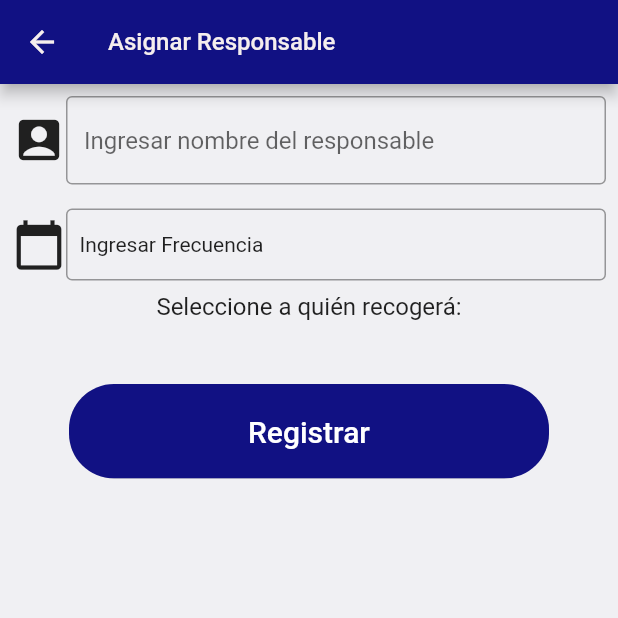
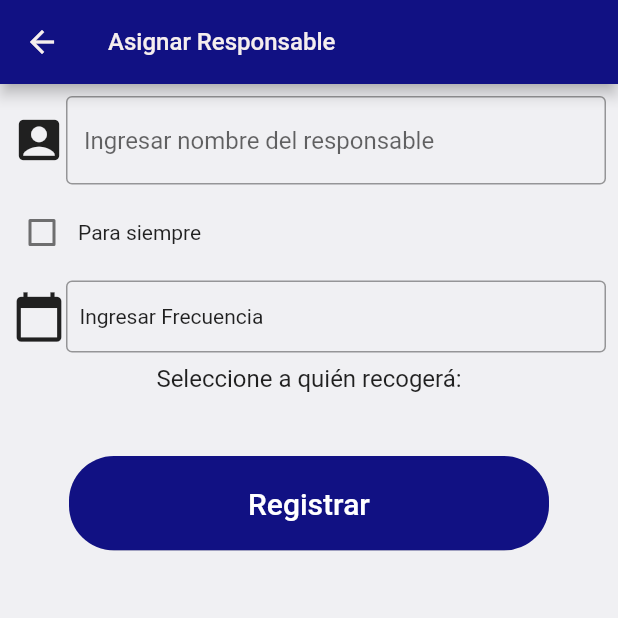
Before and after one commit to paku-apps/clean_flutter_app, a Flutter app: the AssignPage screen opened by its route, on a phone screen of 412 x 824 dp, the top half of it. Run offline on Flutter 3.47's test engine with Material 2 defaults, Android fonts, the phone set to English and light mode, and no system bars; our stand-ins replace dio, equatable, flutter_svg, flutter_typeahead, get, image_picker and 3 more; missing offline and left inert: flutter_barcode_scanner; accounts and stored records are empty; network calls fail.

Commit message:
Added the range of assigns in charger

```diff
--- a/lib/constants/dimensions.dart
+++ b/lib/constants/dimensions.dart
@@ -16,4 +16,5 @@ const dimenExtraBig = 40.0;
 const textSizeButtonApp = 20.0;
 const textSizeTitleApp = 20.0;
 const textSizeNormalLabel = 16.0;
+const textSizeMinimunLabel = 14.0;
 const textSizeAvatar = 20.0;
--- a/lib/constants/text_constants.dart
+++ b/lib/constants/text_constants.dart
@@ -50,6 +50,7 @@ const assignInputFrecuency = "Ingresar Frecuencia";
 const registerAssignButton = "Registrar";
 const editAssignPageTitle = "Editar Autorización";
 const updateAssignButton = "Actualizar";
+const assignForever= "Para siempre";
 
 //Home Father Page List Assign
 const listAssignsTitle = "Autorizaciones creadas";
--- a/lib/features/assign/new_assign_page.dart
+++ b/lib/features/assign/new_assign_page.dart
@@ -134,11 +134,26 @@ class AssignPage extends StatelessWidget {
                         ),
                       ),
                     ),
-                    //SfDateRangePicker(),
                     Container(//Frecuencia
                       width: isMobile() ? deviceData.size.width : getResponsiveWidthContainer(deviceData),
+                      child: Obx((){
+                        return Row(
+                          children: [
+                            SizedBox(width: 4),
+                            Checkbox(value: assignController.checkForever.value, onChanged: (value) {
+                              assignController.checkForeverRange();
+                            },),
+                            Text(assignForever),
+                          ],
+                        );
+                      })
+                    ),
+                    //SfDateRangePicker(),
+                    Obx((){
+                      return Container(//Frecuencia
+                        width: isMobile() ? deviceData.size.width : getResponsiveWidthContainer(deviceData),
                         margin: EdgeInsets.fromLTRB(dimenSmall, dimenSmall, dimenSmall, dimenSmall),
-                      child: Row(
+                        child: assignController.checkForever.value ? SizedBox(height: 8) : Row(
                           children: [
                             const Icon(Icons.calendar_today, size: 36),
                             Expanded(
@@ -185,7 +200,8 @@ class AssignPage extends StatelessWidget {
                             ),
                           ],
                         ),
-                    ),
+                      );
+                    }),
                     Text("Seleccione a quién recogerá:", textAlign: TextAlign.start, style: TextStyle(fontSize: textSizeNormalLabel)),
                     Container(//Lista de niño
                       margin: EdgeInsets.fromLTRB(dimenSmall, dimenSmall, dimenSmall, dimenSmall),
--- a/lib/features/profiles/home_charge/home_charge_page.dart
+++ b/lib/features/profiles/home_charge/home_charge_page.dart
@@ -40,7 +40,7 @@ class HomeChargePage extends StatelessWidget {
                 unselectedLabelColor: Colors.grey,
                 labelColor: primaryColor,
                 indicatorWeight: 5,
-                isScrollable: true,
+                isScrollable: isMobile() ? false : true,
                 indicatorSize: TabBarIndicatorSize.tab,
                 indicatorColor: Colors.indigo,
                 tabs: [
```
Also changed, not shown: lib/features/assign/new_assign_controller.dart (+11 -4 lines), lib/utils/function_utils.dart (+25 -2 lines), lib/widgets/custom/assign_children_tile.dart (+8 -4 lines), lib/widgets/texts/text_app_normal.dart (+5 -3 lines). Lines whose indentation alone changed are shown as unchanged.
